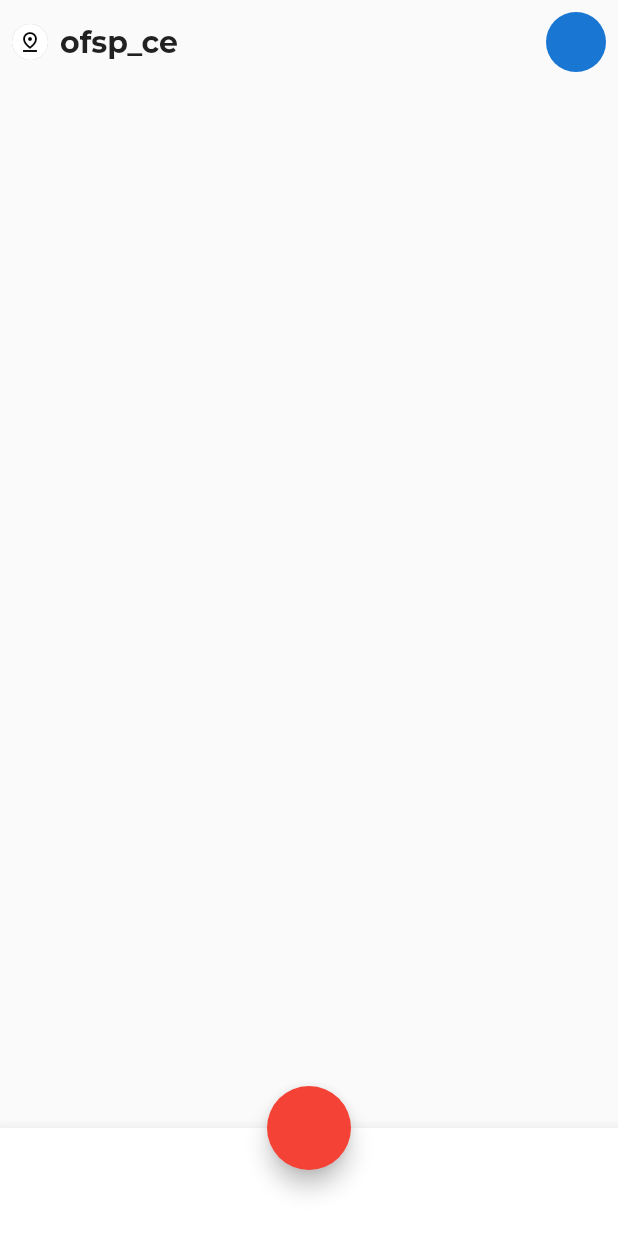
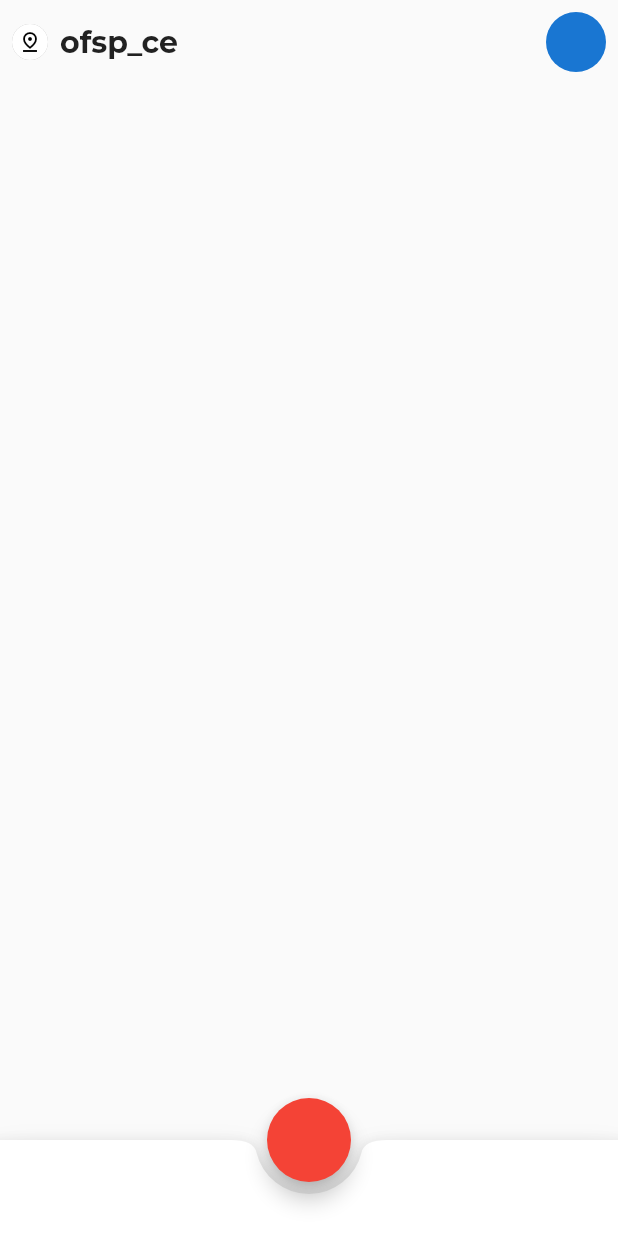
Before and after one commit to JAICHANGPARK/flutter_notebook_11th_story, a Flutter app: the screen it shows after launch, on a phone screen of 412 x 824 dp. Run offline on Flutter 3.47's test engine with Material 2 defaults, Android fonts, the phone set to English and light mode, and no system bars; our stand-ins replace backdrop, badges, flutter_inner_drawer, flutter_slidable, flutter_swiper, google_fonts.

Commit message:
Update bill_split_home_page.dart

```diff
--- a/lib/ep724_bill_split_app/ui/bill_split_home_page.dart
+++ b/lib/ep724_bill_split_app/ui/bill_split_home_page.dart
@@ -49,8 +49,11 @@ class _BillSplitHomePageState extends State<BillSplitHomePage> {
         ),
       ),
       bottomNavigationBar: BottomAppBar(
+        shape: CircularNotchedRectangle(
+        ),
+        notchMargin: 8,
         child: Container(
-          height: 72,
+          height: 64,
         ),
       ),
       floatingActionButton: FloatingActionButton(
```
